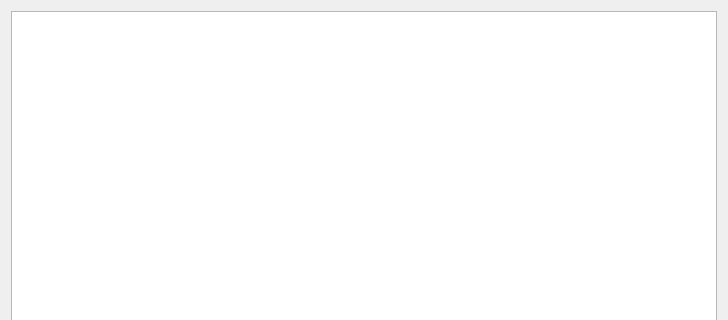
This is manager/src/SensorsFilterDialog.ui in porkmarks/sense as Qt 5 draws it before an edit; both pictures show x 0 to 728 and y 0 to 320 of the 728 by 664 pixel window. The edited form follows.
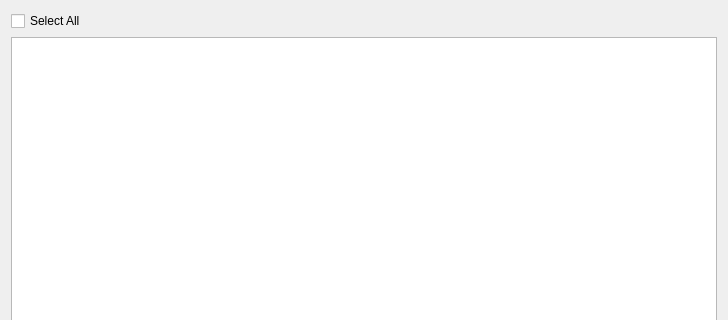
This is the edited form.

Patch:
```diff
--- a/manager/src/SensorsFilterDialog.ui
+++ b/manager/src/SensorsFilterDialog.ui
@@ -14,6 +14,47 @@
    <string>Select Sensors</string>
   </property>
   <layout class="QVBoxLayout" name="verticalLayout">
+   <item>
+    <widget class="QWidget" name="widget" native="true">
+     <layout class="QHBoxLayout" name="horizontalLayout_2">
+      <property name="leftMargin">
+       <number>0</number>
+      </property>
+      <property name="topMargin">
+       <number>0</number>
+      </property>
+      <property name="rightMargin">
+       <number>0</number>
+      </property>
+      <property name="bottomMargin">
+       <number>0</number>
+      </property>
+      <item>
+       <widget class="QCheckBox" name="selectAll">
+        <property name="text">
+         <string>Select All</string>
+        </property>
+        <property name="tristate">
+         <bool>false</bool>
+        </property>
+       </widget>
+      </item>
+      <item>
+       <spacer name="horizontalSpacer">
+        <property name="orientation">
+         <enum>Qt::Horizontal</enum>
+        </property>
+        <property name="sizeHint" stdset="0">
+         <size>
+          <width>40</width>
+          <height>20</height>
+         </size>
+        </property>
+       </spacer>
+      </item>
+     </layout>
+    </widget>
+   </item>
    <item>
     <widget class="QTreeView" name="list">
      <property name="alternatingRowColors">
```
